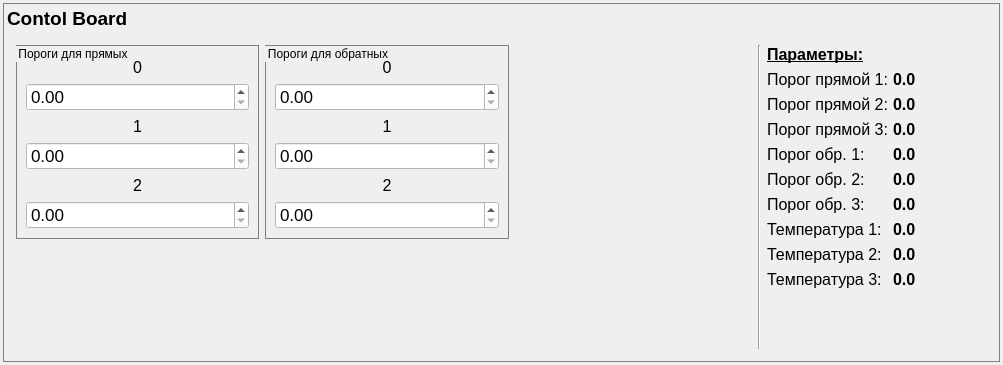
Old version of the form cb_panel.ui in the repository bulkanul/EVO_YFL_1064_GUI_coherent2.
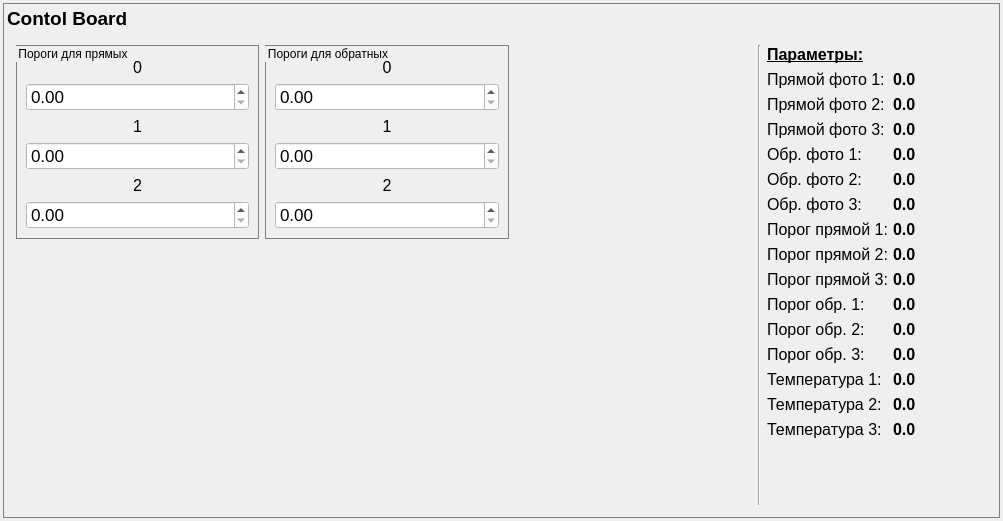
New version of the form.

Patch:
```diff
--- a/cb_panel.ui
+++ b/cb_panel.ui
@@ -7,7 +7,7 @@
     <x>0</x>
     <y>0</y>
     <width>1003</width>
-    <height>365</height>
+    <height>521</height>
    </rect>
   </property>
   <property name="windowTitle">
@@ -756,7 +756,7 @@
            <item>
             <layout class="QFormLayout" name="formLayout">
              <item row="0" column="0">
-              <widget class="QLabel" name="label_38">
+              <widget class="QLabel" name="label_35">
                <property name="minimumSize">
                 <size>
                  <width>120</width>
@@ -776,12 +776,12 @@
                 </font>
                </property>
                <property name="text">
-                <string>Порог прямой 1:</string>
+                <string>Прямой фото 1:</string>
                </property>
               </widget>
              </item>
              <item row="0" column="1">
-              <widget class="QLabel" name="forward_level_label_0">
+              <widget class="QLabel" name="forward_label_0">
                <property name="minimumSize">
                 <size>
                  <width>80</width>
@@ -806,7 +806,7 @@
               </widget>
              </item>
              <item row="1" column="0">
-              <widget class="QLabel" name="label_39">
+              <widget class="QLabel" name="label_36">
                <property name="minimumSize">
                 <size>
                  <width>120</width>
@@ -826,12 +826,12 @@
                 </font>
                </property>
                <property name="text">
-                <string>Порог прямой 2:</string>
+                <string>Прямой фото 2:</string>
                </property>
               </widget>
              </item>
              <item row="1" column="1">
-              <widget class="QLabel" name="forward_level_label_1">
+              <widget class="QLabel" name="forward_label_1">
                <property name="minimumSize">
                 <size>
                  <width>80</width>
@@ -856,7 +856,7 @@
               </widget>
              </item>
              <item row="2" column="0">
-              <widget class="QLabel" name="label_40">
+              <widget class="QLabel" name="label_37">
                <property name="minimumSize">
                 <size>
                  <width>120</width>
@@ -876,12 +876,12 @@
                 </font>
                </property>
                <property name="text">
-                <string>Порог прямой 3:</string>
+                <string>Прямой фото 3:</string>
                </property>
               </widget>
              </item>
              <item row="2" column="1">
-              <widget class="QLabel" name="forward_level_label_2">
+              <widget class="QLabel" name="forward_label_2">
                <property name="minimumSize">
                 <size>
                  <width>80</width>
@@ -906,7 +906,7 @@
               </widget>
              </item>
              <item row="3" column="0">
-              <widget class="QLabel" name="label_44">
+              <widget class="QLabel" name="label_42">
                <property name="minimumSize">
                 <size>
                  <width>120</width>
@@ -926,12 +926,12 @@
                 </font>
                </property>
                <property name="text">
-                <string>Порог обр. 1:</string>
+                <string>Обр. фото 1:</string>
                </property>
               </widget>
              </item>
              <item row="3" column="1">
-              <widget class="QLabel" name="backward_level_label_0">
+              <widget class="QLabel" name="backward_label_0">
                <property name="minimumSize">
                 <size>
                  <width>80</width>
@@ -956,7 +956,7 @@
               </widget>
              </item>
              <item row="4" column="0">
-              <widget class="QLabel" name="label_45">
+              <widget class="QLabel" name="label_43">
                <property name="minimumSize">
                 <size>
                  <width>120</width>
@@ -976,12 +976,12 @@
                 </font>
                </property>
                <property name="text">
-                <string>Порог обр. 2:</string>
+                <string>Обр. фото 2:</string>
                </property>
               </widget>
              </item>
              <item row="4" column="1">
-              <widget class="QLabel" name="backward_level_label_1">
+              <widget class="QLabel" name="backward_label_1">
                <property name="minimumSize">
                 <size>
                  <width>80</width>
@@ -1006,6 +1006,181 @@
               </widget>
              </item>
              <item row="5" column="0">
+              <widget class="QLabel" name="label_41">
+               <property name="minimumSize">
+                <size>
+                 <width>120</width>
+                 <height>0</height>
+                </size>
+               </property>
+               <property name="maximumSize">
+                <size>
+                 <width>120</width>
+                 <height>16777215</height>
+                </size>
+               </property>
+               <property name="font">
+                <font>
+                 <family>Arial</family>
+                 <pointsize>12</pointsize>
+                </font>
+               </property>
+               <property name="text">
+                <string>Обр. фото 3:</string>
+               </property>
+              </widget>
+             </item>
+             <item row="5" column="1">
+              <widget class="QLabel" name="backward_label_2">
+               <property name="minimumSize">
+                <size>
+                 <width>80</width>
+                 <height>0</height>
+                </size>
+               </property>
+               <property name="maximumSize">
+                <size>
+                 <width>80</width>
+                 <height>16777215</height>
+                </size>
+               </property>
+               <property name="font">
+                <font>
+                 <pointsize>12</pointsize>
+                 <bold>true</bold>
+                </font>
+               </property>
+               <property name="text">
+                <string>0.0</string>
+               </property>
+              </widget>
+             </item>
+             <item row="6" column="0">
+              <widget class="QLabel" name="label_38">
+               <property name="minimumSize">
+                <size>
+                 <width>120</width>
+                 <height>0</height>
+                </size>
+               </property>
+               <property name="maximumSize">
+                <size>
+                 <width>120</width>
+                 <height>16777215</height>
+                </size>
+               </property>
+               <property name="font">
+                <font>
+                 <family>Arial</family>
+                 <pointsize>12</pointsize>
+                </font>
+               </property>
+               <property name="text">
+                <string>Порог прямой 1:</string>
+               </property>
+              </widget>
+             </item>
+             <item row="7" column="0">
+              <widget class="QLabel" name="label_39">
+               <property name="minimumSize">
+                <size>
+                 <width>120</width>
+                 <height>0</height>
+                </size>
+               </property>
+               <property name="maximumSize">
+                <size>
+                 <width>120</width>
+                 <height>16777215</height>
+                </size>
+               </property>
+               <property name="font">
+                <font>
+                 <family>Arial</family>
+                 <pointsize>12</pointsize>
+                </font>
+               </property>
+               <property name="text">
+                <string>Порог прямой 2:</string>
+               </property>
+              </widget>
+             </item>
+             <item row="8" column="0">
+              <widget class="QLabel" name="label_40">
+               <property name="minimumSize">
+                <size>
+                 <width>120</width>
+                 <height>0</height>
+                </size>
+               </property>
+               <property name="maximumSize">
+                <size>
+                 <width>120</width>
+                 <height>16777215</height>
+                </size>
+               </property>
+               <property name="font">
+                <font>
+                 <family>Arial</family>
+                 <pointsize>12</pointsize>
+                </font>
+               </property>
+               <property name="text">
+                <string>Порог прямой 3:</string>
+               </property>
+              </widget>
+             </item>
+             <item row="9" column="0">
+              <widget class="QLabel" name="label_44">
+               <property name="minimumSize">
+                <size>
+                 <width>120</width>
+                 <height>0</height>
+                </size>
+               </property>
+               <property name="maximumSize">
+                <size>
+                 <width>120</width>
+                 <height>16777215</height>
+                </size>
+               </property>
+               <property name="font">
+                <font>
+                 <family>Arial</family>
+                 <pointsize>12</pointsize>
+                </font>
+               </property>
+               <property name="text">
+                <string>Порог обр. 1:</string>
+               </property>
+              </widget>
+             </item>
+             <item row="10" column="0">
+              <widget class="QLabel" name="label_45">
+               <property name="minimumSize">
+                <size>
+                 <width>120</width>
+                 <height>0</height>
+                </size>
+               </property>
+               <property name="maximumSize">
+                <size>
+                 <width>120</width>
+                 <height>16777215</height>
+                </size>
+               </property>
+               <property name="font">
+                <font>
+                 <family>Arial</family>
+                 <pointsize>12</pointsize>
+                </font>
+               </property>
+               <property name="text">
+                <string>Порог обр. 2:</string>
+               </property>
+              </widget>
+             </item>
+             <item row="11" column="0">
               <widget class="QLabel" name="label_46">
                <property name="minimumSize">
                 <size>
@@ -1030,7 +1205,132 @@
                </property>
               </widget>
              </item>
-             <item row="5" column="1">
+             <item row="6" column="1">
+              <widget class="QLabel" name="forward_level_label_0">
+               <property name="minimumSize">
+                <size>
+                 <width>80</width>
+                 <height>0</height>
+                </size>
+               </property>
+               <property name="maximumSize">
+                <size>
+                 <width>80</width>
+                 <height>16777215</height>
+                </size>
+               </property>
+               <property name="font">
+                <font>
+                 <pointsize>12</pointsize>
+                 <bold>true</bold>
+                </font>
+               </property>
+               <property name="text">
+                <string>0.0</string>
+               </property>
+              </widget>
+             </item>
+             <item row="7" column="1">
+              <widget class="QLabel" name="forward_level_label_1">
+               <property name="minimumSize">
+                <size>
+                 <width>80</width>
+                 <height>0</height>
+                </size>
+               </property>
+               <property name="maximumSize">
+                <size>
+                 <width>80</width>
+                 <height>16777215</height>
+                </size>
+               </property>
+               <property name="font">
+                <font>
+                 <pointsize>12</pointsize>
+                 <bold>true</bold>
+                </font>
+               </property>
+               <property name="text">
+                <string>0.0</string>
+               </property>
+              </widget>
+             </item>
+             <item row="8" column="1">
+              <widget class="QLabel" name="forward_level_label_2">
+               <property name="minimumSize">
+                <size>
+                 <width>80</width>
+                 <height>0</height>
+                </size>
+               </property>
+               <property name="maximumSize">
+                <size>
+                 <width>80</width>
+                 <height>16777215</height>
+                </size>
+               </property>
+               <property name="font">
+                <font>
+                 <pointsize>12</pointsize>
+                 <bold>true</bold>
+                </font>
+               </property>
+               <property name="text">
+                <string>0.0</string>
+               </property>
+              </widget>
+             </item>
+             <item row="9" column="1">
+              <widget class="QLabel" name="backward_level_label_0">
+               <property name="minimumSize">
+                <size>
+                 <width>80</width>
+                 <height>0</height>
+                </size>
+               </property>
+               <property name="maximumSize">
+                <size>
+                 <width>80</width>
+                 <height>16777215</height>
+                </size>
+               </property>
+               <property name="font">
+                <font>
+                 <pointsize>12</pointsize>
+                 <bold>true</bold>
+                </font>
+               </property>
+               <property name="text">
+                <string>0.0</string>
+               </property>
+              </widget>
+             </item>
+             <item row="10" column="1">
+              <widget class="QLabel" name="backward_level_label_1">
+               <property name="minimumSize">
+                <size>
+                 <width>80</width>
+                 <height>0</height>
+                </size>
+               </property>
+               <property name="maximumSize">
+                <size>
+                 <width>80</width>
+                 <height>16777215</height>
+                </size>
+               </property>
+               <property name="font">
+                <font>
+                 <pointsize>12</pointsize>
+                 <bold>true</bold>
+                </font>
+               </property>
+               <property name="text">
+                <string>0.0</string>
+               </property>
+              </widget>
+             </item>
+             <item row="11" column="1">
               <widget class="QLabel" name="backward_level_label_2">
                <property name="minimumSize">
                 <size>
@@ -1055,7 +1355,7 @@
                </property>
               </widget>
              </item>
-             <item row="6" column="0">
+             <item row="12" column="0">
               <widget class="QLabel" name="label_47">
                <property name="minimumSize">
                 <size>
@@ -1080,32 +1380,7 @@
                </property>
               </widget>
              </item>
-             <item row="6" column="1">
-              <widget class="QLabel" name="temp_label_0">
-               <property name="minimumSize">
-                <size>
-                 <width>80</width>
-                 <height>0</height>
-                </size>
-               </property>
-               <property name="maximumSize">
-                <size>
-                 <width>80</width>
-                 <height>16777215</height>
-                </size>
-               </property>
-               <property name="font">
-                <font>
-                 <pointsize>12</pointsize>
-                 <bold>true</bold>
-                </font>
-               </property>
-               <property name="text">
-                <string>0.0</string>
-               </property>
-              </widget>
-             </item>
-             <item row="7" column="0">
+             <item row="13" column="0">
               <widget class="QLabel" name="label_49">
                <property name="minimumSize">
                 <size>
@@ -1130,32 +1405,7 @@
                </property>
               </widget>
              </item>
-             <item row="7" column="1">
-              <widget class="QLabel" name="temp_label_1">
-               <property name="minimumSize">
-                <size>
-                 <width>80</width>
-                 <height>0</height>
-                </size>
-               </property>
-               <property name="maximumSize">
-                <size>
-                 <width>80</width>
-                 <height>16777215</height>
-                </size>
-               </property>
-               <property name="font">
-                <font>
-                 <pointsize>12</pointsize>
-                 <bold>true</bold>
-                </font>
-               </property>
-               <property name="text">
-                <string>0.0</string>
-               </property>
-              </widget>
-             </item>
-             <item row="8" column="0">
+             <item row="14" column="0">
               <widget class="QLabel" name="label_48">
                <property name="minimumSize">
                 <size>
@@ -1180,7 +1430,57 @@
                </property>
               </widget>
              </item>
-             <item row="8" column="1">
+             <item row="12" column="1">
+              <widget class="QLabel" name="temp_label_0">
+               <property name="minimumSize">
+                <size>
+                 <width>80</width>
+                 <height>0</height>
+                </size>
+               </property>
+               <property name="maximumSize">
+                <size>
+                 <width>80</width>
+                 <height>16777215</height>
+                </size>
+               </property>
+               <property name="font">
+                <font>
+                 <pointsize>12</pointsize>
+                 <bold>true</bold>
+                </font>
+               </property>
+               <property name="text">
+                <string>0.0</string>
+               </property>
+              </widget>
+             </item>
+             <item row="13" column="1">
+              <widget class="QLabel" name="temp_label_1">
+               <property name="minimumSize">
+                <size>
+                 <width>80</width>
+                 <height>0</height>
+                </size>
+               </property>
+               <property name="maximumSize">
+                <size>
+                 <width>80</width>
+                 <height>16777215</height>
+                </size>
+               </property>
+               <property name="font">
+                <font>
+                 <pointsize>12</pointsize>
+                 <bold>true</bold>
+                </font>
+               </property>
+               <property name="text">
+                <string>0.0</string>
+               </property>
+              </widget>
+             </item>
+             <item row="14" column="1">
               <widget class="QLabel" name="temp_label_2">
                <property name="minimumSize">
                 <size>
```
